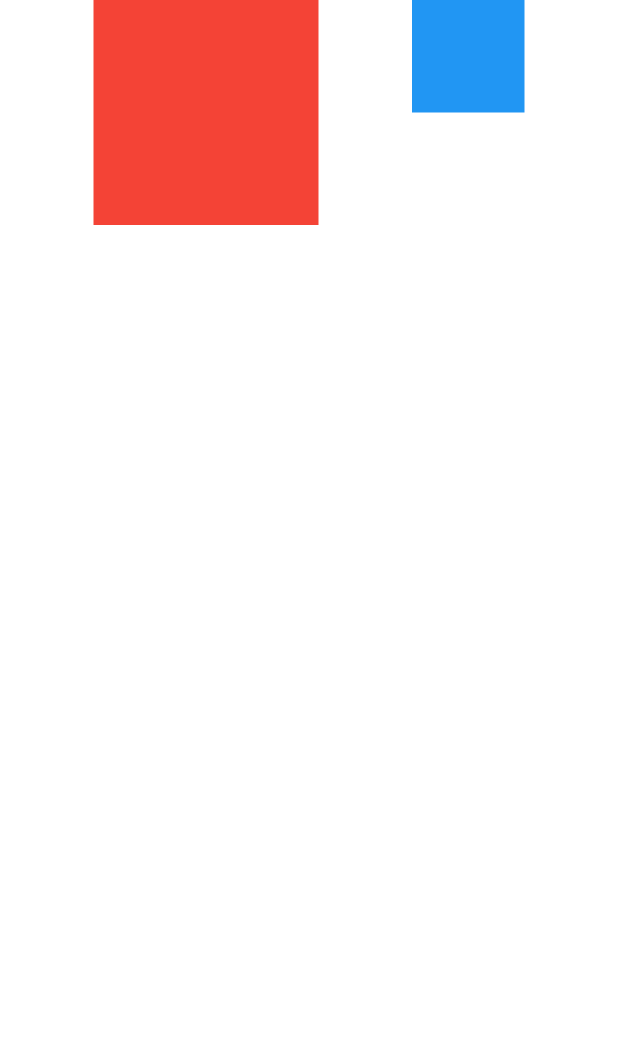
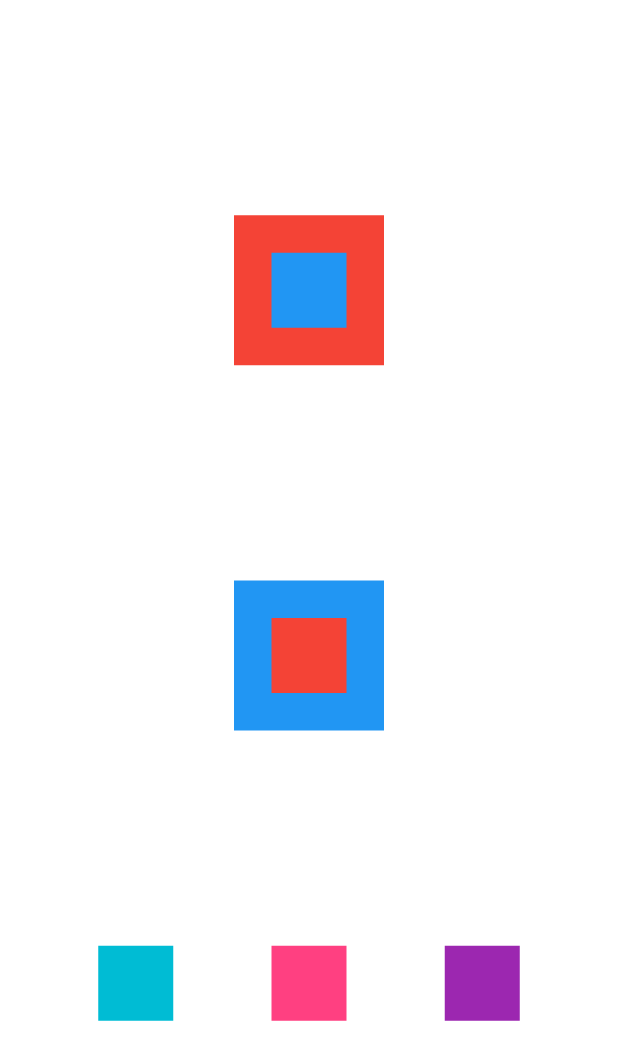
Before and after one commit to vinifoga/alura_challenge, a Flutter app: the screen it shows after launch, on a phone screen of 412 x 824 dp. Shown: the top 1060 px of the screen. Run offline on Flutter 3.47's test engine with Material 2 defaults, Android fonts, the phone set to English and light mode, and no system bars.

Commit message:
working with rows and column

```diff
--- a/our_first_project/lib/main.dart
+++ b/our_first_project/lib/main.dart
@@ -16,22 +16,64 @@ class MyApp extends StatelessWidget {
       ),
       home: Container(
         color: Colors.white,
-          child: Row(
+        child: Column(
           mainAxisAlignment: MainAxisAlignment.spaceEvenly,
-            crossAxisAlignment: CrossAxisAlignment.start,
+          crossAxisAlignment: CrossAxisAlignment.center,
+          children: [
+            Stack(
+              alignment: AlignmentDirectional.center,
               children: [
                 Container(
                   color: Colors.red,
-                width: 150,
-                height: 150,
+                  width: 100,
+                  height: 100,
                 ),
                 Container(
                   color: Colors.blue,
-                width: 75,
-                height: 75,
+                  width: 50,
+                  height: 50,
                 ),
               ],
-          )),
+            ),
+            Stack(
+              alignment: AlignmentDirectional.center,
+              children: [
+                Container(
+                  color: Colors.blue,
+                  width: 100,
+                  height: 100,
+                ),
+                Container(
+                  color: Colors.red,
+                  width: 50,
+                  height: 50,
+                ),
+              ],
+            ),
+            Row(
+              mainAxisAlignment: MainAxisAlignment.spaceEvenly,
+              crossAxisAlignment: CrossAxisAlignment.center,
+              children: [
+                Container(
+                  color: Colors.cyan,
+                  width: 50,
+                  height: 50,
+                ),
+                Container(
+                  color: Colors.pinkAccent,
+                  width: 50,
+                  height: 50,
+                ),
+                Container(
+                  color: Colors.purple,
+                  width: 50,
+                  height: 50,
+                ),
+              ],
+            )
+          ],
+        ),
+      ),
     );
   }
 }
```
Lines whose indentation alone changed are shown as unchanged.
